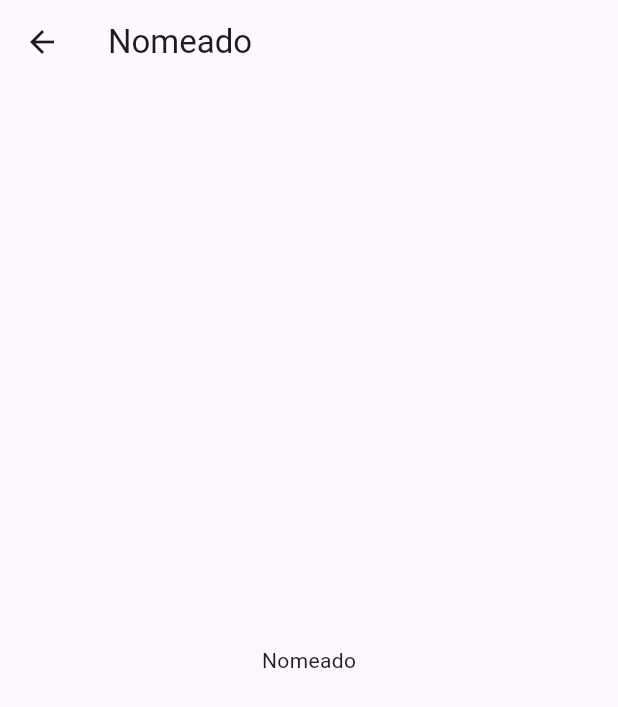
After one commit to DemartiniBruno/flutter-calculadora, a Flutter app: the screen it shows after launch, after a tap on "Nav", on a phone screen of 412 x 824 dp. The commit adds this screen. Shown: the top 707 px of the screen. Run offline on Flutter 3.47's test engine with Material 3 defaults, Android fonts, the phone set to English and light mode, and no system bars.

Commit message:
Adicionando navegação

```diff
--- a/lib/main.dart
+++ b/lib/main.dart
@@ -1,6 +1,7 @@
 import 'package:flutter/cupertino.dart';
 import 'package:flutter/material.dart';
 import 'package:flutter/services.dart';
+import 'package:flutter_calculadora/pages/navegacao_teste/navegacao_teste.dart';
 
 void main() {
   runApp(const MyApp());
@@ -124,13 +125,6 @@ class _CalculadoraState extends State<Calculadora> {
   int _valorAtual = 0;
   String _valorDigitado = '';
   int _valorOperacao = 0;
-
-/*  void _somaValor(valorOperacao) {
-    setState(() {
-      _valorAtual=_valorAtual+_valorDigitado;
-    });
-  }*/
-
 
 
   @override
@@ -270,6 +264,23 @@ class _CalculadoraState extends State<Calculadora> {
                       ),
                     ],
                   ),
+                  TextButton(
+                      onPressed: (){
+                        setState(() {
+                          _valorDigitado = '';
+                          _valorOperacao = 0;
+                        });
+                      },
+                      child: Text('cc')
+                  ),
+                  ElevatedButton(
+                    onPressed: (){
+                      Navigator.of(context).push(
+                        MaterialPageRoute(builder: (context) => NavegacaoTeste(nomeBotao: 'Nomeado',))
+                      );
+                    },
+                    child: Text('Nav'),
+                  ),
                 ],
               ),
             )
@@ -279,10 +290,3 @@ class _CalculadoraState extends State<Calculadora> {
     );
   }
 }
-
-
-/*
-*
-* Usar a merda do expanded e definir um "Padding" pra ele se adaptar de acordo com o bosta do padding
-*
-* */
--- /dev/null
+++ b/lib/pages/navegacao_teste/navegacao_teste.dart
@@ -0,0 +1,29 @@
+import 'package:flutter/material.dart';
+
+class NavegacaoTeste extends StatefulWidget {
+  const NavegacaoTeste({super.key, required this.nomeBotao});
+
+  final String nomeBotao;
+
+  @override
+  State<StatefulWidget> createState() => _NavegacaoTeste();
+}
+
+class _NavegacaoTeste extends State<NavegacaoTeste>{
+
+  @override
+  Widget build(BuildContext context) {
+    return Container(
+      child: Scaffold(
+        appBar: AppBar(
+          title: Text(widget.nomeBotao),
+        ),
+        body: Center(
+          child: Text(
+            widget.nomeBotao
+          ),
+        ),
+      ),
+    );
+  }
+}
```
